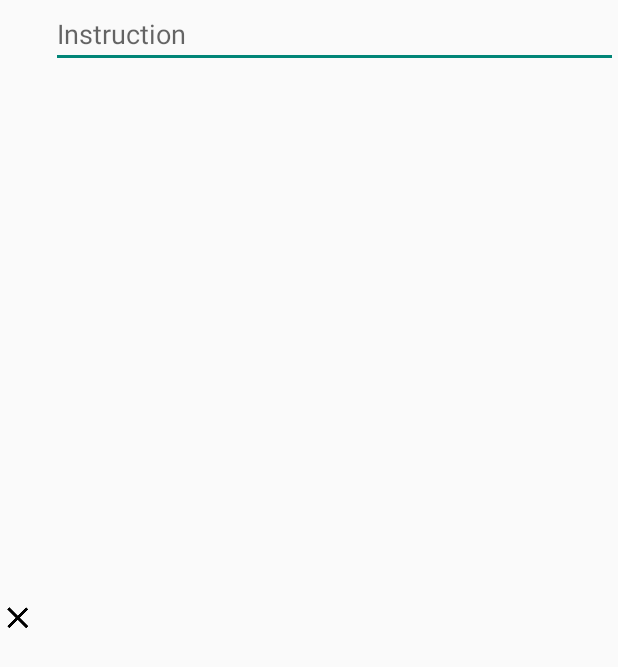
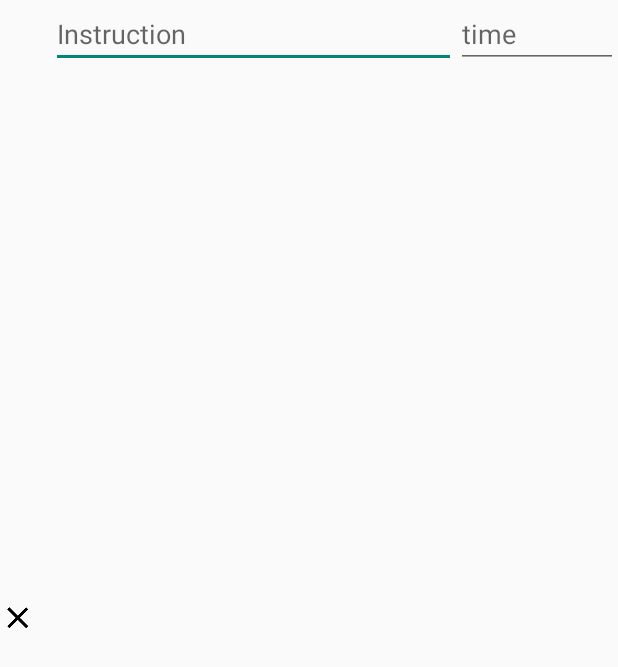
Before and after one commit to ucsdCSE110wi16/CSE110M240T7, an Android app: the layout instructions_fields.xml on its own in the app's theme, with its tools: preview values and no code run, on a phone screen of 412 x 824 dp. Shown: the top 667 px of the screen. Run offline under Robolectric (Android 15) with nearby library versions, the phone set to English and light mode, and no system bars.

Commit message:
did so much omg

```diff
--- a/app/src/main/res/layout/activity_recipe_create2.xml
+++ b/app/src/main/res/layout/activity_recipe_create2.xml
@@ -126,8 +126,6 @@
         android:layout_width="match_parent"
         android:layout_height="wrap_content"
         android:orientation="vertical">
-        <include layout="@layout/instructions_fields"></include>
-        <include layout="@layout/instructions_fields"></include>
 
     </LinearLayout>
 
--- a/app/src/main/res/layout/instructions_fields.xml
+++ b/app/src/main/res/layout/instructions_fields.xml
@@ -20,4 +20,12 @@
         android:singleLine="true"
         android:layout_weight="0.5"/>
 
+    <EditText
+        android:hint="time"
+        android:singleLine="true"
+        android:layout_width="0dp"
+        android:layout_height="wrap_content"
+        android:id="@+id/edit_instructions_time"
+        android:layout_weight="0.2"/>
+
 </LinearLayout>
```
Also changed, not shown: app/src/main/java/com/example/monroe/cse110recipes/recipes/RecipeActivity.java (+12 -9 lines), app/src/main/java/com/example/monroe/cse110recipes/recipes/RecipeCreateActivity.java (+32 -1 lines).
